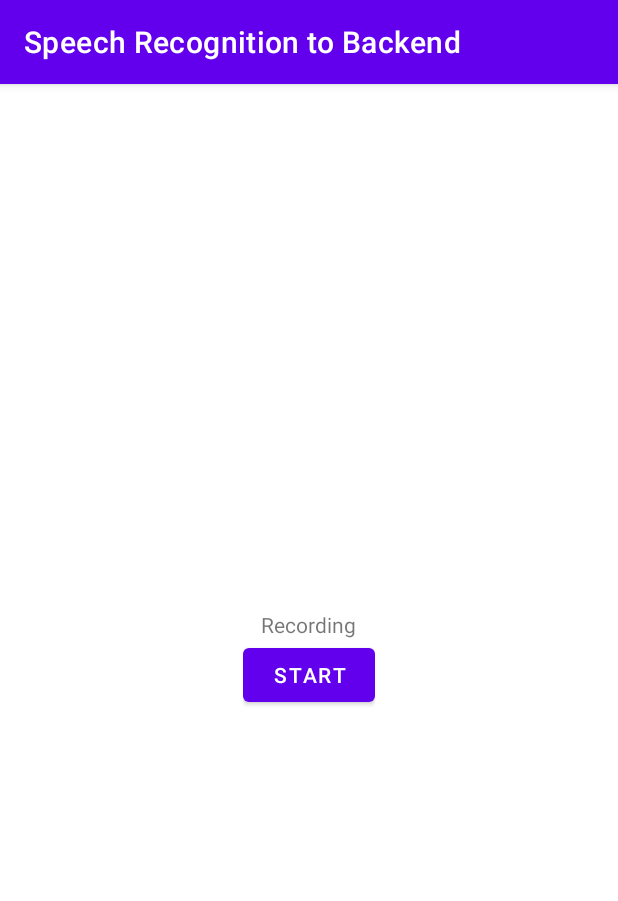
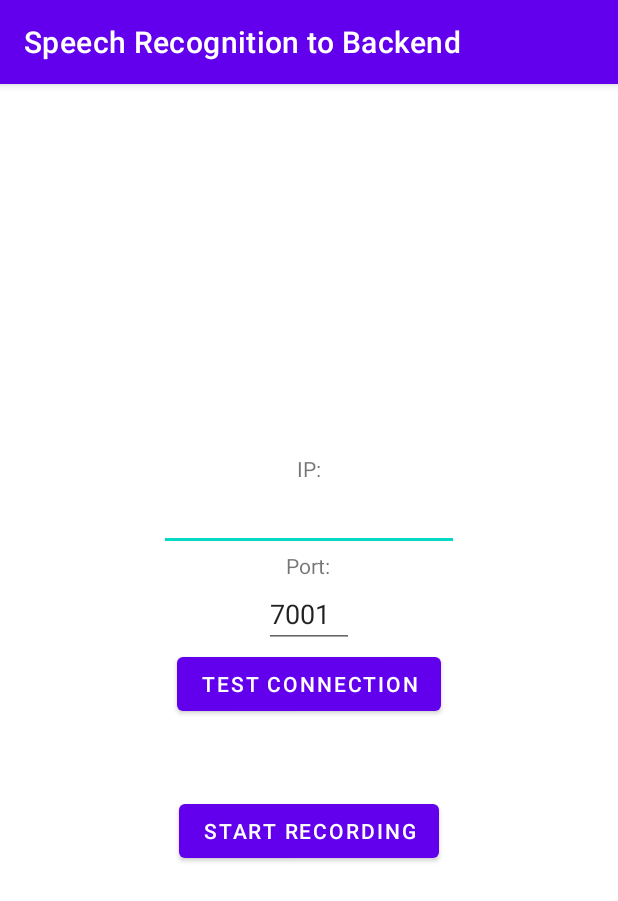
Before and after one commit to mexok/android-speech-recognition-for-nvim, an Android app: the screen it shows after launch (MainActivity), on a phone screen of 412 x 824 dp. Shown: the top 901 px of the screen. Run offline under Robolectric (Android 15) with nearby library versions, the phone set to English and light mode, and no system bars; libraries missing offline, so code that uses them is left out: org.apache.hc.

Commit message:
added configuration options to android app; fixed bugs

```diff
--- a/android-app/app/src/main/java/mexok/speechrecognition/MainActivity.java
+++ b/android-app/app/src/main/java/mexok/speechrecognition/MainActivity.java
@@ -7,13 +7,17 @@ import androidx.core.content.ContextCompat;
 
 import android.Manifest;
 import android.content.Intent;
+import android.content.SharedPreferences;
 import android.content.pm.PackageManager;
 import android.os.Bundle;
 import android.speech.RecognitionListener;
 import android.speech.RecognizerIntent;
 import android.speech.SpeechRecognizer;
+import android.view.KeyEvent;
 import android.view.View;
 import android.widget.Button;
+import android.widget.EditText;
+import android.widget.TextView;
 import android.widget.Toast;
 
 import org.apache.hc.client5.http.classic.methods.HttpPost;
@@ -27,27 +31,64 @@ import java.io.IOException;
 import java.util.ArrayList;
 
 
-public class MainActivity extends AppCompatActivity implements View.OnClickListener {
+public class MainActivity extends AppCompatActivity {
 
-    public static final Integer RECORD_AUDIO_REQ_CODE = 6001;
+    static final Integer RECORD_AUDIO_REQ_CODE = 6001;
 
-    private boolean isStarted = false;
-    private Button myButton;
+    static final String SHARED_PREFERENCES_IP_KEY = "ip";
+    static final String SHARED_PREFERENCES_PORT_KEY = "port";
 
-    private SpeechRecognizer speechRecognizer;
+    boolean isStarted = false;
+    Button buttonRecording;
+    EditText editTextIP, editTextPort;
+
+    SpeechRecognizer speechRecognizer;
 
     @Override
     protected void onCreate(Bundle savedInstanceState) {
         super.onCreate(savedInstanceState);
         setContentView(R.layout.activity_main);
-        myButton = findViewById(R.id.button);
-        myButton.setOnClickListener(this);
-        myButton.setText("Start");
+
+        buttonRecording = findViewById(R.id.buttonRecording);
+        buttonRecording.setOnClickListener(view -> toggleRecording());
+
+        Button buttonTestConnection = findViewById(R.id.buttonTestConnection);
+        buttonTestConnection.setOnClickListener(view -> testConnection());
+
+        editTextIP = findViewById(R.id.editTextIP);
+        editTextPort = findViewById(R.id.editTextPort);
+        loadFromStorage();
+        editTextIP.setOnEditorActionListener((textView, i, keyEvent) -> {
+            saveToStorage();
+            return false;
+        });
+        editTextPort.setOnEditorActionListener((textView, i, keyEvent) -> {
+            saveToStorage();
+            return false;
+        });
         isStarted = false;
         setupSpeechRecognizer();
     }
 
-    private void setupSpeechRecognizer() {
+    void loadFromStorage() {
+        SharedPreferences sharedPreferences = getPreferences(MODE_PRIVATE);
+        if (sharedPreferences.getString(SHARED_PREFERENCES_IP_KEY, null) != null) {
+            editTextIP.setText(sharedPreferences.getString(SHARED_PREFERENCES_IP_KEY, null));
+        }
+        if (sharedPreferences.getString(SHARED_PREFERENCES_PORT_KEY, null) != null) {
+            editTextPort.setText(sharedPreferences.getString(SHARED_PREFERENCES_PORT_KEY, null));
+        }
+    }
+
+    void saveToStorage() {
+        SharedPreferences sharedPreferences = getPreferences(MODE_PRIVATE);
+        SharedPreferences.Editor editor = sharedPreferences.edit();
+        editor.putString(SHARED_PREFERENCES_IP_KEY, editTextIP.getText().toString());
+        editor.putString(SHARED_PREFERENCES_PORT_KEY, editTextPort.getText().toString());
+        editor.apply();
+    }
+
+    void setupSpeechRecognizer() {
         speechRecognizer = SpeechRecognizer.createSpeechRecognizer(this);
 
         speechRecognizer.setRecognitionListener(new RecognitionListener() {
@@ -82,9 +123,11 @@ public class MainActivity extends AppCompatActivity implements View.OnClickListe
 
             @Override
             public void onResults(Bundle bundle) {
-                ArrayList<String> results = bundle.getStringArrayList(SpeechRecognizer.RESULTS_RECOGNITION);
+                ArrayList<String> results = bundle.getStringArrayList(
+                        SpeechRecognizer.RESULTS_RECOGNITION
+                );
                 if (results.size() > 0) {
-                    send(results);
+                    send(results.get(0));
                     Toast.makeText(MainActivity.this, results.get(0), Toast.LENGTH_SHORT).show();
                 }
 
@@ -97,7 +140,6 @@ public class MainActivity extends AppCompatActivity implements View.OnClickListe
 
             @Override
             public void onPartialResults(Bundle bundle) {
-
             }
 
             @Override
@@ -107,36 +149,57 @@ public class MainActivity extends AppCompatActivity implements View.OnClickListe
         });
     }
 
-    public void send(ArrayList<String> results) {
+    void send(String words) {
         new Thread(() -> {
-            for (int i = 0; i < results.size(); ++i) {
-                results.set(i, "\"" + results.get(i) + "\"");
-            }
             try (CloseableHttpClient httpClient = HttpClients.createDefault()) {
-                HttpPost post = new HttpPost("http://192.168.0.230:7001/send_voice_cmd");
-                StringEntity json = new StringEntity("{\"results\":[" + String.join(",", results) + "]}", ContentType.APPLICATION_JSON);
+                HttpPost post = new HttpPost(getConnectionString() + "/send_voice_cmd");
+                StringEntity json = new StringEntity(
+                        "{\"results\":{\"words\":\"" + words + "\"}}",
+                        ContentType.APPLICATION_JSON
+                );
                 post.setEntity(json);
                 CloseableHttpResponse response = httpClient.execute(post);
                 response.close();
-            } catch (IOException e) {
+            } catch (IOException | IllegalArgumentException e) {
                 e.printStackTrace();
             }
         }).start();
     }
 
-    @Override
-    public void onClick(View view) {
+    String getConnectionString() {
+        return "http://" + editTextIP.getText().toString() + ':' + editTextPort.getText().toString();
+    }
+
+    void testConnection() {
+        new Thread(() -> {
+            boolean wasSuccessful = false;
+            try (CloseableHttpClient httpClient = HttpClients.createDefault()) {
+                HttpPost post = new HttpPost(getConnectionString() + "/connection_test");
+                StringEntity json = new StringEntity("{}", ContentType.APPLICATION_JSON);
+                post.setEntity(json);
+                CloseableHttpResponse response = httpClient.execute(post);
+                wasSuccessful = response.getCode() == 200;
+                response.close();
+            } catch (IOException | IllegalArgumentException e) {
+                e.printStackTrace();
+            }
+            final String toastText = wasSuccessful ? "Connection successful!" : "Cannot connect!";
+            runOnUiThread(() -> Toast.makeText(MainActivity.this, toastText, Toast.LENGTH_SHORT).show());
+        }).start();
+    }
+
+    void toggleRecording() {
         if (!isStarted) {
-            myButton.setText("Stop");
+            buttonRecording.setText(R.string.stop_recording);
             startSpeechRecognition();
         } else {
-            myButton.setText("Start");
+            buttonRecording.setText(R.string.start_recording);
             stopSpeechRecognition();
         }
         isStarted = !isStarted;
     }
 
-    private void startSpeechRecognition() {
+    void startSpeechRecognition() {
         if(ContextCompat.checkSelfPermission(this, Manifest.permission.RECORD_AUDIO) != PackageManager.PERMISSION_GRANTED){
             ActivityCompat.requestPermissions(this, new String[]{Manifest.permission.RECORD_AUDIO}, RECORD_AUDIO_REQ_CODE);
             return;
@@ -148,7 +211,7 @@ public class MainActivity extends AppCompatActivity implements View.OnClickListe
         speechRecognizer.startListening(speechRecognizerIntent);
     }
 
-    private void stopSpeechRecognition() {
+    void stopSpeechRecognition() {
         speechRecognizer.stopListening();
     }
 
--- a/android-app/app/src/main/res/layout/activity_main.xml
+++ b/android-app/app/src/main/res/layout/activity_main.xml
@@ -19,15 +19,41 @@
             android:layout_width="wrap_content"
             android:layout_height="wrap_content"
             android:layout_gravity="center"
-            android:text="Recording"/>
+            android:text="IP:"/>
+
+        <EditText
+            android:id="@+id/editTextIP"
+            android:layout_width="200dp"
+            android:layout_height="wrap_content"
+            android:layout_gravity="center"/>
+
+        <TextView
+            android:layout_width="wrap_content"
+            android:layout_height="wrap_content"
+            android:layout_gravity="center"
+            android:text="Port:"/>
+
+        <EditText
+            android:id="@+id/editTextPort"
+            android:layout_width="60dp"
+            android:layout_height="wrap_content"
+            android:layout_gravity="center"
+            android:text="7001"/>
 
         <Button
-            android:id="@+id/button"
+            android:id="@+id/buttonTestConnection"
             android:layout_width="wrap_content"
             android:layout_height="wrap_content"
-            android:text="Start"
-            tools:layout_editor_absoluteX="202dp"
-            tools:layout_editor_absoluteY="434dp" />
+            android:layout_gravity="center"
+            android:text="Test Connection"
+            android:layout_marginBottom="50dp" />
+
+        <Button
+            android:id="@+id/buttonRecording"
+            android:layout_width="wrap_content"
+            android:layout_height="wrap_content"
+            android:layout_gravity="center"
+            android:text="@string/start_recording"/>
 
     </LinearLayout>
 
--- a/android-app/app/src/main/res/values/strings.xml
+++ b/android-app/app/src/main/res/values/strings.xml
@@ -1,3 +1,5 @@
 <resources>
     <string name="app_name">Speech Recognition to Backend</string>
+    <string name="start_recording">Start Recording</string>
+    <string name="stop_recording">Stop Recording</string>
 </resources>
```
Also changed, not shown: 3 other files.
